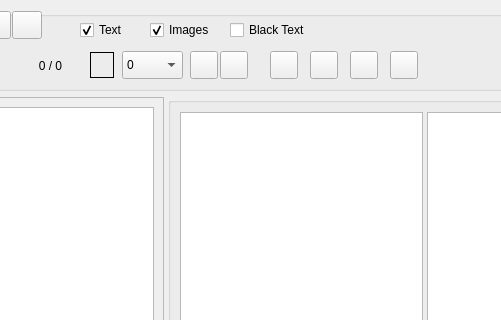
The window that src/GUI_UIs/ui_dialog_code_pdf.ui (ccbogel/QualCoder) describes before a commit, drawn with Qt 5; both pictures show x 361 to 862 and y 0 to 320 of the 1054 by 699 pixel window.
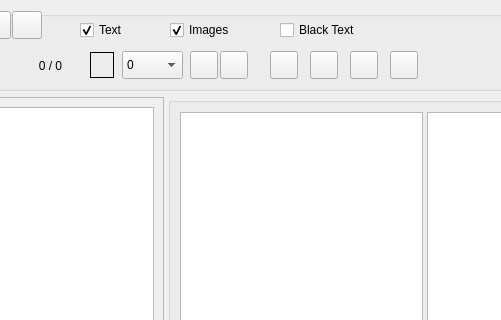
The same window after the commit.

Commit message: make some widgets larger

What changed in the file:
```diff
--- a/src/GUI_UIs/ui_dialog_code_pdf.ui
+++ b/src/GUI_UIs/ui_dialog_code_pdf.ui
@@ -213,9 +213,9 @@
      <widget class="QCheckBox" name="checkBox_image">
       <property name="geometry">
        <rect>
-        <x>500</x>
+        <x>520</x>
         <y>6</y>
-        <width>80</width>
+        <width>101</width>
         <height>26</height>
        </rect>
       </property>
@@ -229,9 +229,9 @@
      <widget class="QCheckBox" name="checkBox_black_text">
       <property name="geometry">
        <rect>
-        <x>580</x>
+        <x>630</x>
         <y>6</y>
-        <width>111</width>
+        <width>141</width>
         <height>26</height>
        </rect>
       </property>
@@ -247,7 +247,7 @@
        <rect>
         <x>430</x>
         <y>6</y>
-        <width>61</width>
+        <width>81</width>
         <height>26</height>
        </rect>
       </property>
```
